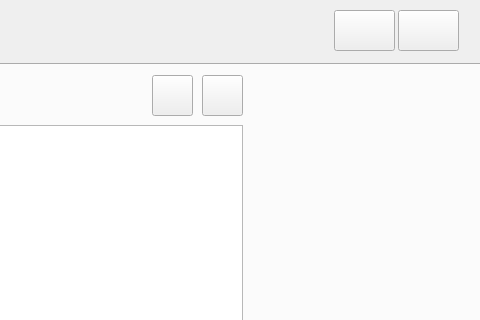
The window that UI Files/MainWindowV1.ui (steinmns/Cinema-Stats) describes before a commit, drawn with Qt 5; both pictures show x 636 to 1116 and y 0 to 320 of the 1116 by 781 pixel window.
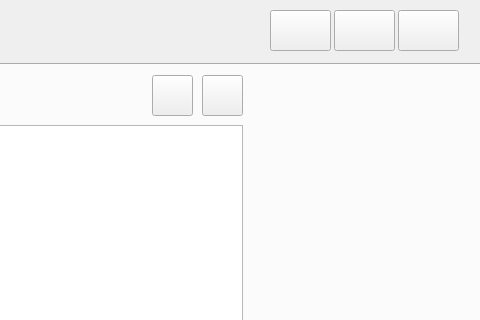
The same window after the commit. The open tabs and pages were chosen to show the change.

Commit message: Added Help Menu

Patch:
```diff
--- a/UI Files/MainWindowV1.ui
+++ b/UI Files/MainWindowV1.ui
@@ -378,6 +378,28 @@
      <string>Cinema Stats</string>
     </property>
    </widget>
+   <widget class="QPushButton" name="HelpButton">
+    <property name="geometry">
+     <rect>
+      <x>906</x>
+      <y>10</y>
+      <width>61</width>
+      <height>41</height>
+     </rect>
+    </property>
+    <property name="toolTip">
+     <string>Settings</string>
+    </property>
+    <property name="text">
+     <string/>
+    </property>
+    <property name="iconSize">
+     <size>
+      <width>32</width>
+      <height>32</height>
+     </size>
+    </property>
+   </widget>
   </widget>
   <widget class="QStatusBar" name="statusbar"/>
  </widget>
```
Left out of the diff: 2 changed lines with no effect on the pictures. The commit also changes 6 other files.
